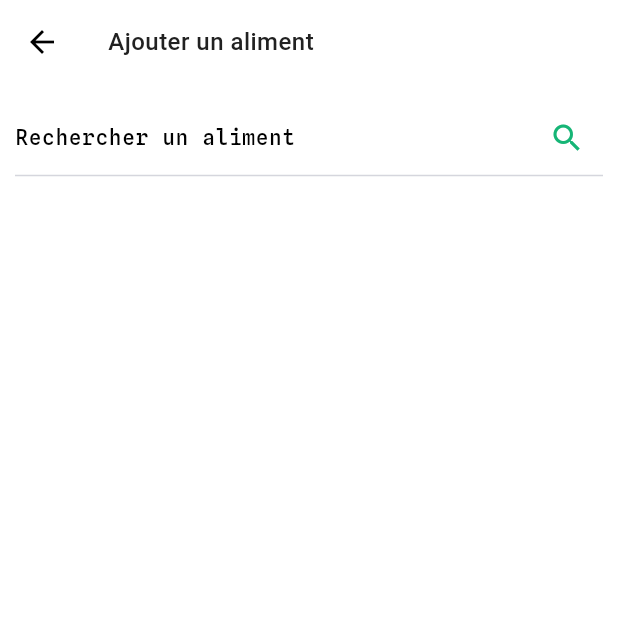
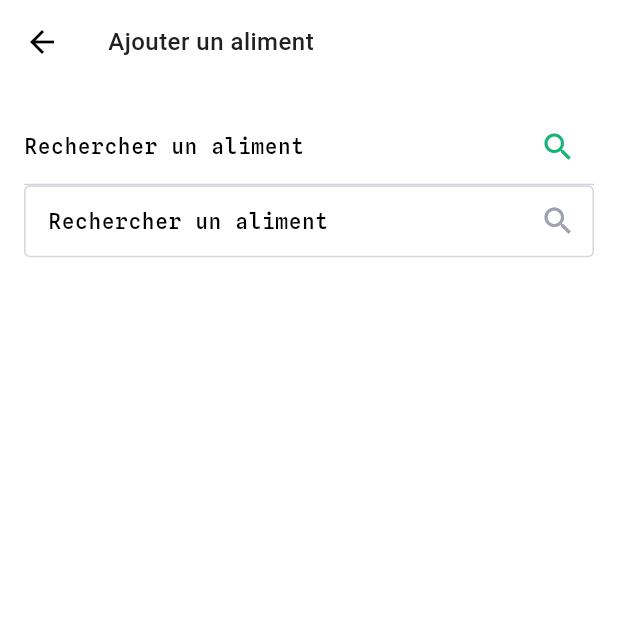
Before and after one commit to MaximeLemesle/Compteur-de-calories, a Flutter app: the AddMeal screen opened by its route, on a phone screen of 412 x 824 dp, the top half of it. Run offline on Flutter 3.47's test engine with Material 3 defaults, Android fonts, the phone set to English and light mode, and no system bars; our stand-ins replace percent_indicator; Roboto replaces fonts that are missing (Dela Gothic One).

Commit message:
🚧 Start make text_field.dart a good components | 12/04

```diff
--- a/lib/ui/screens/add_meal.dart
+++ b/lib/ui/screens/add_meal.dart
@@ -1,6 +1,7 @@
 import 'dart:async';
 import 'package:compteur_cal/models/aliment.dart';
 import 'package:compteur_cal/repositories/aliment_repository.dart';
+import 'package:compteur_cal/ui/widget/text_field.dart';
 import 'package:flutter/material.dart';
 
 class AddMeal extends StatefulWidget {
@@ -25,8 +26,8 @@ class _AddMealState extends State<AddMeal> {
         ),
         backgroundColor: Theme.of(context).colorScheme.background,
       ),
-      body: Container(
-        margin: const EdgeInsets.all(10.0),
+      body: Padding(
+        padding: const EdgeInsets.all(16.0),
         child: Column(
           children: <Widget>[
             // --- Recherche des aliments --- //
@@ -57,6 +58,10 @@ class _AddMealState extends State<AddMeal> {
                   },
                 );
               },
+            ),
+
+            const MyTextField(
+              labelText: "Rechercher un aliment",
             ),
 
             // --- Affichage des résultat de l'API --- //
--- /dev/null
+++ b/lib/ui/widget/text_field.dart
@@ -0,0 +1,29 @@
+import 'package:flutter/material.dart';
+
+class MyTextField extends StatelessWidget {
+  final String labelText;
+
+  const MyTextField({
+    super.key,
+    required this.labelText,
+  });
+
+  @override
+  Widget build(BuildContext context) {
+    return TextField(
+      decoration: InputDecoration(
+        suffixIcon: Icon(
+          Icons.search,
+          color: Theme.of(context).colorScheme.secondary,
+        ),
+        labelText: labelText,
+        fillColor: Theme.of(context).colorScheme.secondary,
+        contentPadding:
+            const EdgeInsets.symmetric(horizontal: 12, vertical: 10),
+        border: const OutlineInputBorder(
+          borderRadius: BorderRadius.all(Radius.circular(4)),
+        ),
+      ),
+    );
+  }
+}
```
